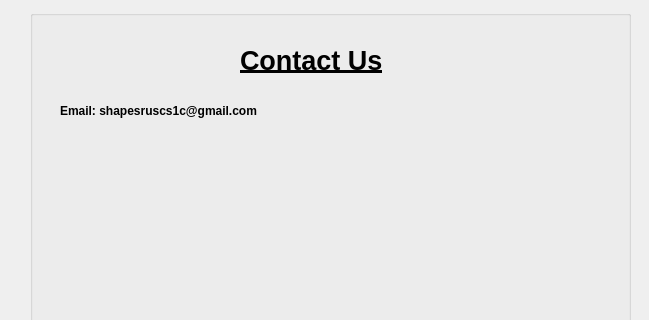
This is QT_2DGraphicsModeler/contactus.ui in campjake/2D-Graphics-Modeler as Qt 5 draws it before an edit; both pictures show x 0 to 649 and y 0 to 320 of the 649 by 490 pixel window. The edited form follows.
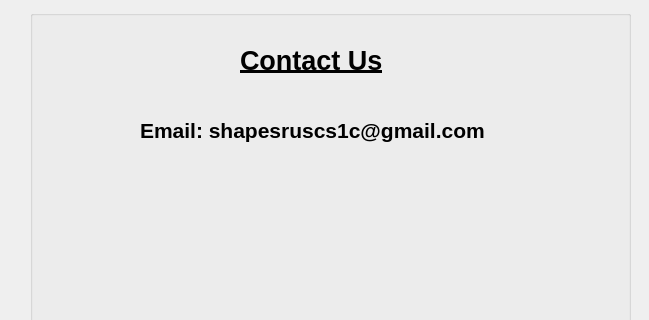
This is the edited form. Icons and pictures are not drawn.

Commit message: Added Ok Button Functionality

```diff
--- a/QT_2DGraphicsModeler/contactus.ui
+++ b/QT_2DGraphicsModeler/contactus.ui
@@ -62,14 +62,15 @@
    <widget class="QLabel" name="label_email">
     <property name="geometry">
      <rect>
-      <x>30</x>
+      <x>110</x>
       <y>80</y>
-      <width>261</width>
-      <height>41</height>
+      <width>401</width>
+      <height>81</height>
      </rect>
     </property>
     <property name="font">
      <font>
+      <pointsize>16</pointsize>
       <bold>true</bold>
      </font>
     </property>
```
The commit also changes 3 other files.
